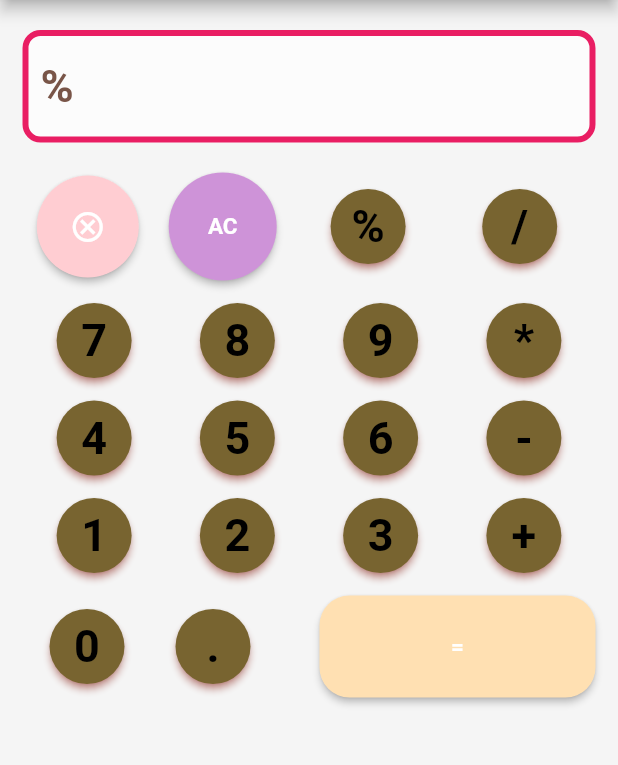
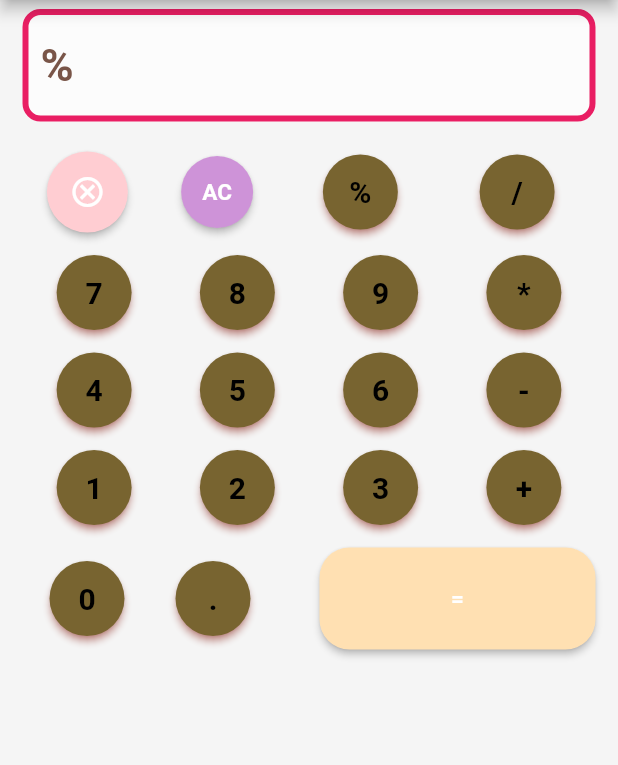
Before and after one commit to Maria702/Simple_Flutter_Calculator, a Flutter app: the screen it shows after launch, after a tap on an icon or button, on a phone screen of 412 x 824 dp, the part 84-849 px from its top. Run offline on Flutter 3.47's test engine with Material 2 defaults, Android fonts, the phone set to English and light mode, and no system bars; our stand-ins replace math_expressions.

Commit message:
first commit

```diff
--- a/lib/calculator.dart
+++ b/lib/calculator.dart
@@ -24,7 +24,7 @@ class _CalculatorState extends State<Calculator> {
         child: Text(
           text,
           style: TextStyle(
-            fontSize: 30,
+            fontSize: 20,
             color: Colors.black,
             fontWeight: FontWeight.bold,
           ),
@@ -81,12 +81,12 @@ class _CalculatorState extends State<Calculator> {
         backgroundColor: Colors.grey.shade100,
         body: SingleChildScrollView(
           child: Padding(
-            padding: const EdgeInsets.only(top: 10, left: 1, right: 1),
+            padding: const EdgeInsets.only(top: 1, left: 1, right: 1),
             child: Container(
               alignment: Alignment.bottomCenter,
               padding: EdgeInsets.only(
                 right: 14,
-                top: 10,
+                top: 5,
                 left: 14,
               ),
               child: Column(
@@ -123,7 +123,7 @@ class _CalculatorState extends State<Calculator> {
                             shape: CircleBorder(),
                             primary: Colors.red.shade100,
                             padding: EdgeInsets.symmetric(
-                                horizontal: 22, vertical: 22),
+                                horizontal: 15, vertical: 15),
                             textStyle: TextStyle(
                                 fontSize: 15, fontWeight: FontWeight.bold)),
                       ),
@@ -134,7 +134,7 @@ class _CalculatorState extends State<Calculator> {
                             shape: CircleBorder(),
                             primary: Colors.purple.shade200,
                             padding: EdgeInsets.symmetric(
-                                horizontal: 27, vertical: 27),
+                                horizontal: 15, vertical: 15),
                             textStyle: TextStyle(
                                 fontSize: 15, fontWeight: FontWeight.bold)),
                       ),
--- a/lib/splashScreen.dart
+++ b/lib/splashScreen.dart
@@ -18,7 +18,9 @@ class _SplashScreenState extends State<SplashScreen> {
 
   @override
   Widget build(BuildContext context) {
-    return Container(
+    return Scaffold(
+      backgroundColor: Colors.white,
+      body: Container(
         child: Stack(
           children: [
             Center(
@@ -35,8 +37,8 @@ class _SplashScreenState extends State<SplashScreen> {
               ),
             ),
             Positioned(
-            left: 100,
-            bottom: 150,
+              left: 50,
+              bottom: 50,
               child: Center(
                 child: Column(
                   children: [
@@ -73,6 +75,7 @@ class _SplashScreenState extends State<SplashScreen> {
             )
           ],
         ),
+      ),
     );
   }
 }
```
Also changed, not shown: pubspec.yaml (+10 -0 lines), assets/appstore_foreground.png (added), assets/playstore.png (added), pubspec.lock. Lines whose indentation alone changed are shown as unchanged.
